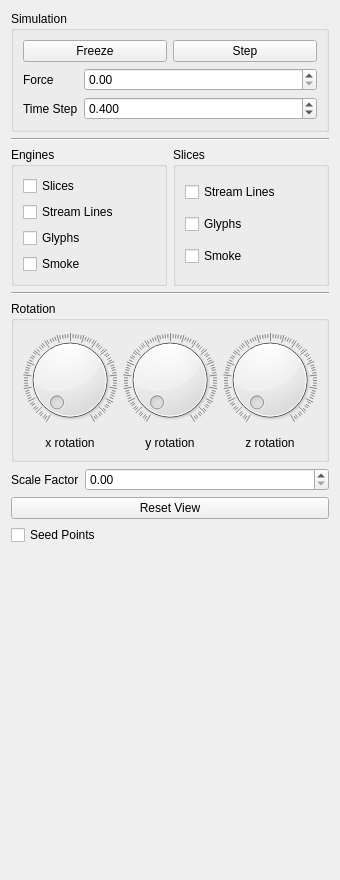
The window that smoke/view/simulationtab.ui (bvanloon/Scientific-Visualization) describes before a commit, drawn with Qt 5.
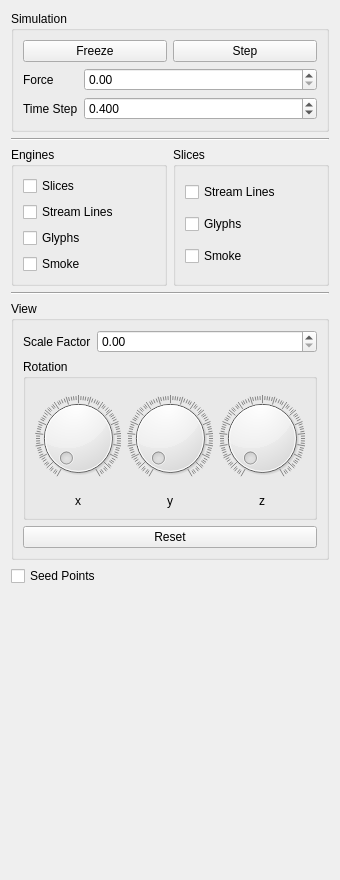
The same window after the commit.

Diff of the .ui file:
```diff
--- a/smoke/view/simulationtab.ui
+++ b/smoke/view/simulationtab.ui
@@ -19,7 +19,7 @@
   <property name="windowTitle">
    <string>Form</string>
   </property>
-  <layout class="QVBoxLayout" name="verticalLayout_4">
+  <layout class="QVBoxLayout" name="verticalLayout_5">
    <item>
     <widget class="QGroupBox" name="simulationGroupBox">
      <property name="title">
@@ -94,7 +94,7 @@
     </widget>
    </item>
    <item>
-    <widget class="Line" name="line">
+    <widget class="Line" name="line_2">
      <property name="orientation">
       <enum>Qt::Horizontal</enum>
      </property>
@@ -178,11 +178,31 @@
     </layout>
    </item>
    <item>
-    <widget class="Line" name="line_2">
+    <widget class="Line" name="line">
      <property name="orientation">
       <enum>Qt::Horizontal</enum>
      </property>
     </widget>
+   </item>
+   <item>
+    <widget class="QGroupBox" name="viewGroupBox">
+     <property name="title">
+      <string>View</string>
+     </property>
+     <layout class="QVBoxLayout" name="verticalLayout_4">
+      <item>
+       <layout class="QFormLayout" name="formLayout">
+        <item row="0" column="1">
+         <widget class="QDoubleSpinBox" name="scaleFactorSpinBox"/>
+        </item>
+        <item row="0" column="0">
+         <widget class="QLabel" name="scaleFactorLabel">
+          <property name="text">
+           <string>Scale Factor</string>
+          </property>
+         </widget>
+        </item>
+       </layout>
    </item>
    <item>
     <widget class="QGroupBox" name="rotationGroupBox">
@@ -205,7 +225,7 @@
         <item>
          <widget class="QLabel" name="xRotationDialLabel">
           <property name="text">
-           <string>x rotation</string>
+              <string>x</string>
           </property>
           <property name="alignment">
            <set>Qt::AlignCenter</set>
@@ -229,7 +249,7 @@
         <item>
          <widget class="QLabel" name="yRotationDialLabel">
           <property name="text">
-           <string>y rotation</string>
+              <string>y</string>
           </property>
           <property name="alignment">
            <set>Qt::AlignCenter</set>
@@ -253,7 +273,7 @@
         <item>
          <widget class="QLabel" name="zRotationDialLabel">
           <property name="text">
-           <string>z rotation</string>
+              <string>z</string>
           </property>
           <property name="alignment">
            <set>Qt::AlignCenter</set>
@@ -265,25 +285,18 @@
      </layout>
     </widget>
    </item>
-   <item>
-    <layout class="QFormLayout" name="formLayout">
-     <item row="0" column="0">
-      <widget class="QLabel" name="scaleFactorLabel">
-       <property name="text">
-        <string>Scale Factor</string>
-       </property>
-      </widget>
-     </item>
-     <item row="0" column="1">
-      <widget class="QDoubleSpinBox" name="scaleFactorSpinBox"/>
-     </item>
-    </layout>
-   </item>
    <item>
     <widget class="QPushButton" name="resetViewButton">
      <property name="text">
-      <string>Reset View</string>
-     </property>
+         <string>Reset</string>
+        </property>
+       </widget>
+      </item>
+     </layout>
+     <zorder>scaleFactorLabel</zorder>
+     <zorder>resetViewButton</zorder>
+     <zorder>rotationGroupBox</zorder>
+     <zorder></zorder>
     </widget>
    </item>
    <item>
```
Lines whose indentation alone changed are shown as unchanged.
